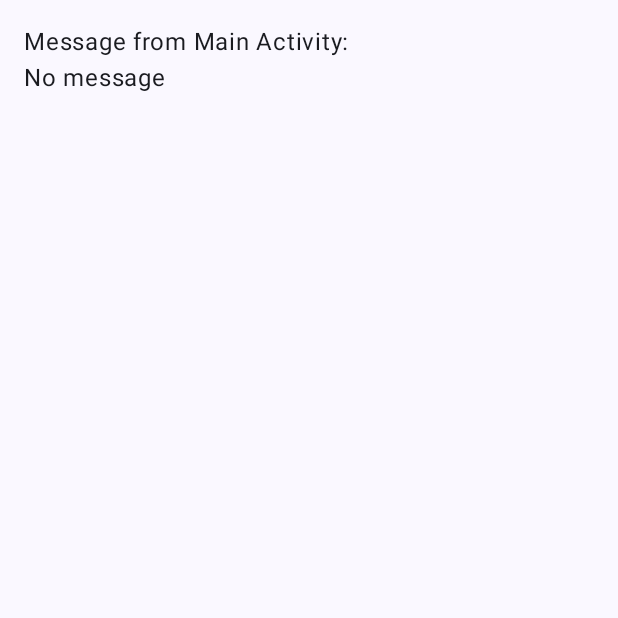
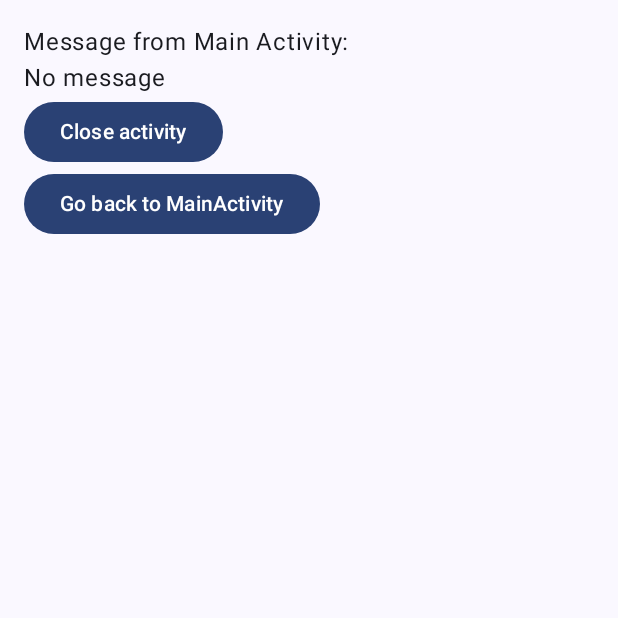
Before and after one commit to michaldziuba03/umcs-mobile-dev, an Android app built with Jetpack Compose: the SecondActivity screen opened directly, with no data from a screen before it, on a phone screen of 412 x 824 dp, the top half of it. Run offline under Robolectric (Android 15) with nearby library versions, the phone set to English and light mode, and no system bars.

Commit message:
fixes and improvements for zad3

```diff
--- a/zad3/app/src/main/java/com/example/zad3/MainActivity.kt
+++ b/zad3/app/src/main/java/com/example/zad3/MainActivity.kt
@@ -81,9 +81,7 @@ class MainActivity : ComponentActivity() {
     }
 
     private fun openMusicPlayer() {
-        val intent = Intent(Intent.ACTION_VIEW).apply {
-            type = "audio/*"
-        }
+        val intent = Intent.makeMainSelectorActivity(Intent.ACTION_MAIN, Intent.CATEGORY_APP_MUSIC);
         startActivity(intent)
     }
 
@@ -189,7 +187,7 @@ class MainActivity : ComponentActivity() {
             }
             // 8.
             Button(
-                onClick = { openSecondActivity(text1) },
+                onClick = { openSecondActivity("$text1 $text2") },
                 modifier = Modifier.fillMaxWidth()
             ) {
                 Text("Open B activity")
--- a/zad3/app/src/main/java/com/example/zad3/SecondActivity.kt
+++ b/zad3/app/src/main/java/com/example/zad3/SecondActivity.kt
@@ -1,5 +1,6 @@
 package com.example.zad3
 
+import android.content.Intent
 import android.os.Bundle
 import androidx.activity.ComponentActivity
 import androidx.activity.compose.setContent
@@ -7,6 +8,7 @@ import androidx.activity.enableEdgeToEdge
 import androidx.compose.foundation.layout.Column
 import androidx.compose.foundation.layout.fillMaxSize
 import androidx.compose.foundation.layout.padding
+import androidx.compose.material3.Button
 import androidx.compose.material3.Scaffold
 import androidx.compose.material3.Text
 import androidx.compose.runtime.Composable
@@ -31,11 +33,22 @@ class SecondActivity : ComponentActivity() {
         }
     }
 
+    private fun goBackToMainActivity() {
+        val intent = Intent(this, MainActivity::class.java)
+        startActivity(intent)
+    }
+
     @Composable
     fun SecondScreen(text: String, modifier: Modifier) {
         Column(modifier = Modifier.padding(16.dp)) {
             Text(text = "Message from Main Activity:")
             Text(text = text)
+            Button(onClick = { finish() }) {
+                Text("Close activity")
+            }
+            Button(onClick = { goBackToMainActivity() }) {
+                Text("Go back to MainActivity")
+            }
         }
     }
 }
```
Also changed, not shown: zad4/app/src/main/java/com/example/zad4/MainActivity.kt (+8 -0 lines), 1 other file.
